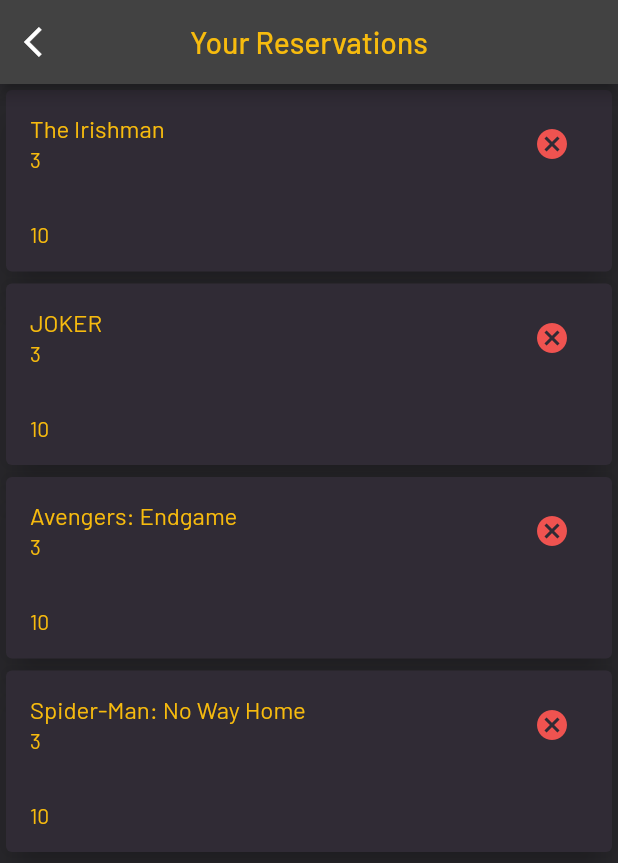
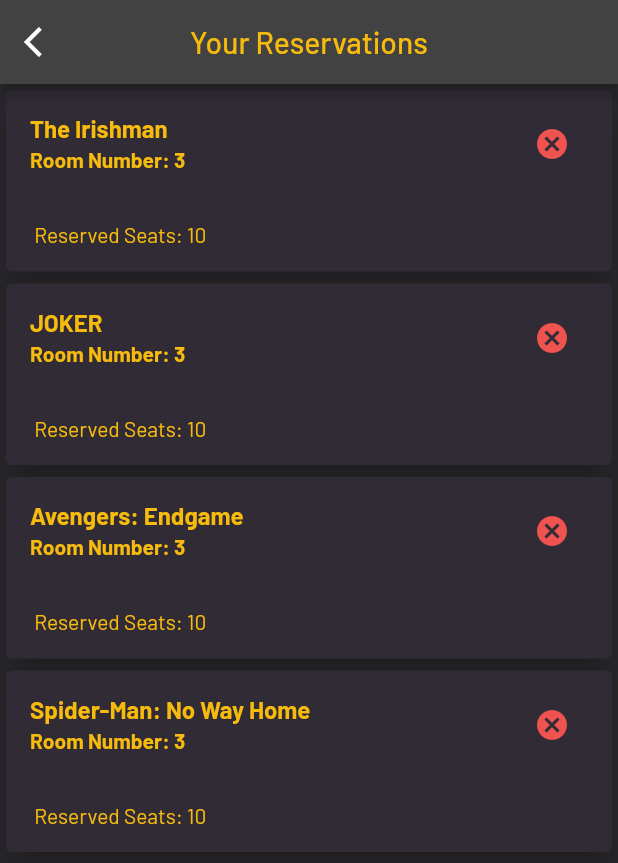
Before and after one commit to Fat7y99/Cinema-Reservation-WE-MAX, a Flutter app: the ReservationScreen screen opened directly, on a phone screen of 412 x 824 dp. Shown: the top 863 px of the screen. Run offline on Flutter 3.47's test engine with Material 2 defaults, Android fonts, the phone set to English and light mode, and no system bars; our stand-ins replace google_fonts.

Commit message:
Update reservation_screen.dart

```diff
--- a/lib/screens/reservation_screen.dart
+++ b/lib/screens/reservation_screen.dart
@@ -43,9 +43,14 @@
                   children: [
                     ListTile(
                       title: Text(getMovieByID(reservations[index].id).title,
-                          style: TextStyle(color: kPimaryColor)),
-                      subtitle: Text("${reservations[index].roomNumber}",
-                          style: TextStyle(color: kPimaryColor)),
+                          style: TextStyle(
+                              color: kPimaryColor,
+                              fontWeight: FontWeight.bold)),
+                      subtitle: Text(
+                          "Room Number: ${reservations[index].roomNumber}",
+                          style: TextStyle(
+                              color: kPimaryColor,
+                              fontWeight: FontWeight.bold)),
                       trailing: IconButton(
                         onPressed: () {
                           setState(() {
@@ -59,7 +64,8 @@
                     Container(
                       padding: EdgeInsets.all(16.0),
                       alignment: Alignment.centerLeft,
-                      child: Text("${reservations[index].seatCount}",
+                      child: Text(
+                          " Reserved Seats: ${reservations[index].seatCount}",
                           style: TextStyle(color: kPimaryColor)),
                     ),
                   ],
```
